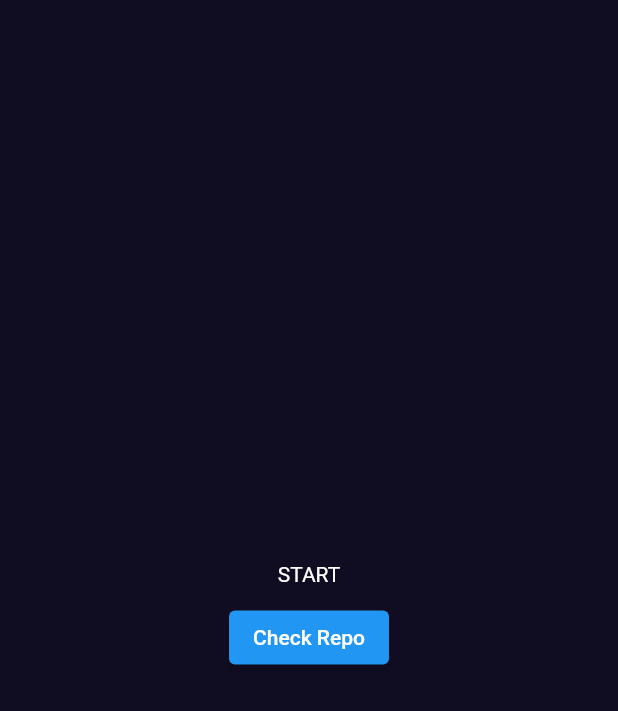
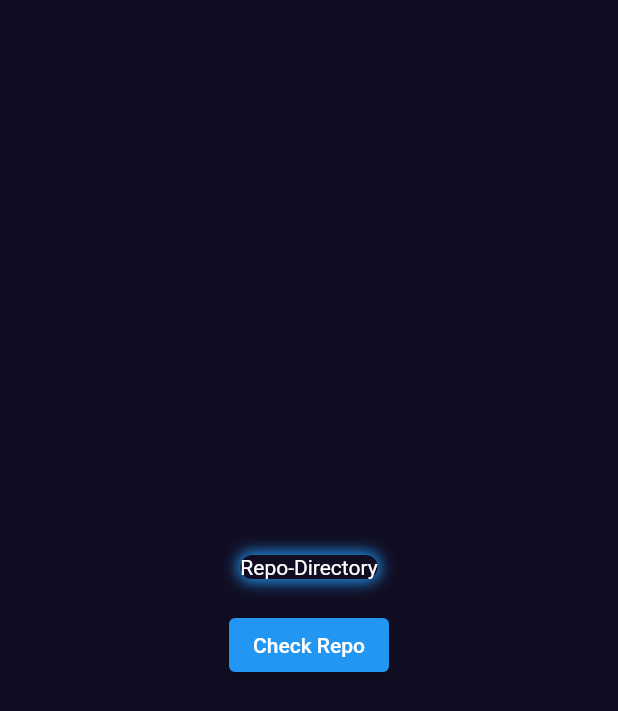
Before and after one commit to Shubham-1304/Github_repo_finder, a Flutter app: the screen it shows after launch, on a phone screen of 412 x 824 dp. Shown: the top 711 px of the screen. Run offline on Flutter 3.47's test engine with Material 2 defaults, Android fonts, the phone set to English and light mode, and no system bars; our stand-ins replace expandable.

Commit message:
Changed homescreen

```diff
--- a/lib/screens/homeScreen.dart
+++ b/lib/screens/homeScreen.dart
@@ -13,10 +13,26 @@ class HomeScreen extends StatelessWidget {
         child: Column(
           mainAxisAlignment: MainAxisAlignment.center,
           children: [
-            Text('START'),
-            SizedBox(height: 10,),
+            Container(
+              decoration: BoxDecoration(
+                        borderRadius: BorderRadius.circular(20),
+                        color: Color.fromRGBO(16, 13, 34, 1),
+                        boxShadow: [
+                          BoxShadow(
+                            blurRadius: 8,
+                            spreadRadius: 2,
+                            color: Colors.blue,
+                          )
+                        ],
+                      ),
+              child: Text('Repo-Directory'),
+            ),
+            SizedBox(
+              height: 20,
+            ),
             ElevatedButton(
-              onPressed: () => Navigator.of(context).pushNamed(RepoScreen.routes),
+              onPressed: () =>
+                  Navigator.of(context).pushNamed(RepoScreen.routes),
               child: Text('Check Repo'),
             ),
           ],
--- a/lib/screens/repoScreen.dart
+++ b/lib/screens/repoScreen.dart
@@ -17,7 +17,8 @@ class _RepoScreenState extends State<RepoScreen> {
   @override
   Widget build(BuildContext context) {
     return Scaffold(
-      body: Column(
+      body: SingleChildScrollView(
+        child: Column(
           mainAxisAlignment: MainAxisAlignment.center,
           children: [
             Padding(
@@ -27,6 +28,7 @@ class _RepoScreenState extends State<RepoScreen> {
             RepoList(),
           ],
         ),
+      ),
     );
   }
 }
```
Lines whose indentation alone changed are shown as unchanged.
